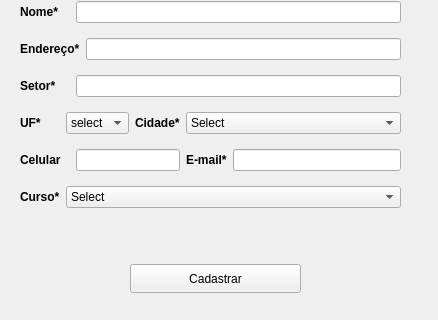
First picture: the form in SistemaDeMatriculas-V0/cadastroaluno.ui, repository leonardopereira10/UEG, before the edit; both pictures show x 0 to 438 and y 146 to 466 of the 438 by 466 pixel window.
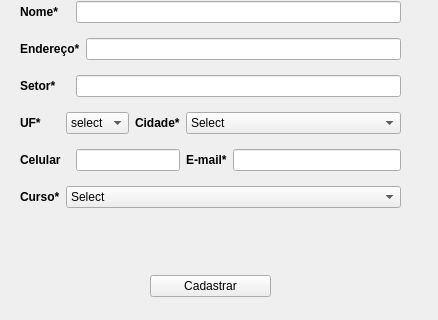
Second picture: the form after the edit. Icons and pictures are not drawn.

The edit to the form file:
```diff
--- a/SistemaDeMatriculas-V0/cadastroaluno.ui
+++ b/SistemaDeMatriculas-V0/cadastroaluno.ui
@@ -167,19 +167,6 @@
     </item>
    </layout>
   </widget>
-  <widget class="QPushButton" name="btnCadastrar">
-   <property name="geometry">
-    <rect>
-     <x>130</x>
-     <y>410</y>
-     <width>171</width>
-     <height>29</height>
-    </rect>
-   </property>
-   <property name="text">
-    <string>Cadastrar</string>
-   </property>
-  </widget>
   <widget class="QLabel" name="labelInvalidCpf">
    <property name="geometry">
     <rect>
@@ -232,19 +219,6 @@
     <string/>
    </property>
   </widget>
-  <widget class="QLabel" name="labelValidFields">
-   <property name="geometry">
-    <rect>
-     <x>110</x>
-     <y>380</y>
-     <width>221</width>
-     <height>20</height>
-    </rect>
-   </property>
-   <property name="text">
-    <string/>
-   </property>
-  </widget>
   <widget class="QLabel" name="labelValidEmail">
    <property name="geometry">
     <rect>
@@ -441,6 +415,32 @@
     </item>
    </layout>
   </widget>
+  <widget class="QWidget" name="">
+   <property name="geometry">
+    <rect>
+     <x>150</x>
+     <y>390</y>
+     <width>121</width>
+     <height>53</height>
+    </rect>
+   </property>
+   <layout class="QGridLayout" name="gridLayout_3">
+    <item row="0" column="0">
+     <widget class="QLabel" name="labelValidFields">
+      <property name="text">
+       <string/>
+      </property>
+     </widget>
+    </item>
+    <item row="1" column="0">
+     <widget class="QPushButton" name="btnCadastrar">
+      <property name="text">
+       <string>Cadastrar</string>
+      </property>
+     </widget>
+    </item>
+   </layout>
+  </widget>
  </widget>
  <tabstops>
   <tabstop>campoCpf</tabstop>
```
